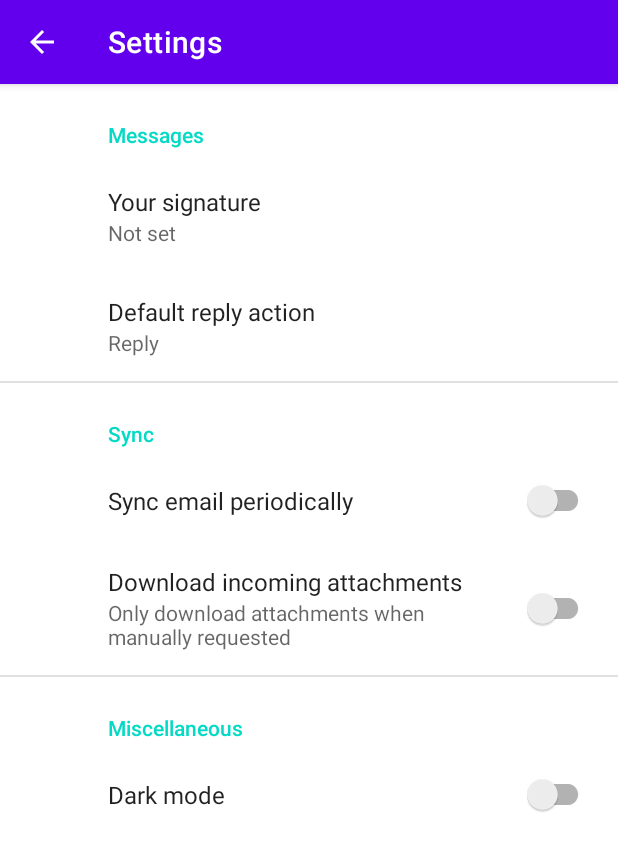
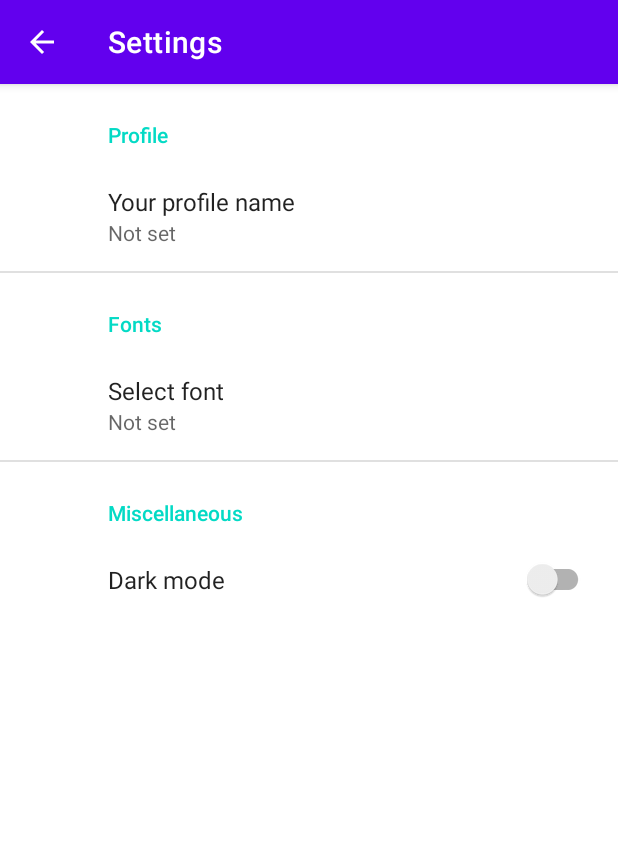
Before and after one commit to fgojkovic/Lord-of-the-rings, an Android app: the SettingsActivity screen opened directly, with no data from a screen before it, on a phone screen of 412 x 824 dp. Shown: the top 851 px of the screen. Run offline under Robolectric (Android 15) with nearby library versions, the phone set to English and light mode, and no system bars; our stand-ins replace androidx.preference.

Commit message:
Added list prefrences for fonts

```diff
--- a/app/build.gradle
+++ b/app/build.gradle
@@ -31,8 +31,8 @@ android {
 dependencies {
 
     //default implementations that came with template of activity
-    implementation 'androidx.appcompat:appcompat:1.3.0-rc01'
-    implementation 'com.google.android.material:material:1.4.0-alpha02'
+    implementation 'androidx.appcompat:appcompat:1.4.0-alpha03'
+    implementation 'com.google.android.material:material:1.4.0'
     implementation 'androidx.constraintlayout:constraintlayout:2.0.4'
     implementation 'androidx.navigation:navigation-fragment:2.3.5'
     implementation 'androidx.navigation:navigation-ui:2.3.5'
@@ -40,8 +40,8 @@ dependencies {
     implementation 'androidx.lifecycle:lifecycle-viewmodel:2.3.1'
     implementation 'androidx.preference:preference:1.1.1'
     testImplementation 'junit:junit:4.13.2'
-    androidTestImplementation 'androidx.test.ext:junit:1.1.2'
-    androidTestImplementation 'androidx.test.espresso:espresso-core:3.3.0'
+    androidTestImplementation 'androidx.test.ext:junit:1.1.3'
+    androidTestImplementation 'androidx.test.espresso:espresso-core:3.4.0'
 
 
     //Retrofit and okhttp3 implementations
@@ -55,11 +55,11 @@ dependencies {
     implementation 'androidx.viewpager2:viewpager2:1.0.0'
 
     //AdMob SDK i guess
-    implementation 'com.google.android.gms:play-services-ads:20.0.0'
+    implementation 'com.google.android.gms:play-services-ads:20.2.0'
 
     //Pagination
-    implementation "androidx.paging:paging-runtime:3.0.0-beta03"
-    testImplementation "androidx.paging:paging-common:3.0.0-beta03"
+    implementation "androidx.paging:paging-runtime:3.1.0-alpha02"
+    testImplementation "androidx.paging:paging-common:3.1.0-alpha02"
 
     //Dagger
     implementation 'com.google.dagger:dagger:2.34.1'
@@ -72,4 +72,5 @@ dependencies {
     // explicitly depend on RxJava's latest version for bug fixes and new features.
     // (see https://github.com/ReactiveX/RxJava/releases for latest 3.x.x version)
     implementation 'io.reactivex.rxjava3:rxjava:3.0.0'
+
 }
--- a/app/src/main/java/com/example/lordoftheringsapp/SettingsActivity.java
+++ b/app/src/main/java/com/example/lordoftheringsapp/SettingsActivity.java
@@ -1,15 +1,28 @@
 package com.example.lordoftheringsapp;
 
+import android.content.Context;
+import android.graphics.Typeface;
 import android.os.Bundle;
+import android.os.Handler;
+import android.provider.FontRequest;
+import android.provider.FontsContract;
 import android.view.MenuItem;
 import android.widget.Toast;
 
 import androidx.annotation.NonNull;
 import androidx.appcompat.app.ActionBar;
 import androidx.appcompat.app.AppCompatActivity;
+import androidx.preference.ListPreference;
 import androidx.preference.PreferenceFragmentCompat;
 
+import java.util.ArrayList;
+
 public class SettingsActivity extends AppCompatActivity {
+
+    private CharSequence[] fonts;
+    private Context context;
+
+    private ListPreference fontPreference;
 
     @Override
     protected void onCreate(Bundle savedInstanceState) {
@@ -25,6 +38,31 @@ public class SettingsActivity extends AppCompatActivity {
         if (actionBar != null) {
             actionBar.setDisplayHomeAsUpEnabled(true);
         }
+
+        context = getBaseContext();
+
+        Handler handler = new Handler();
+
+
+        fontPreference = new ListPreference(getApplicationContext());
+        FontRequest request = new FontRequest("com.example.fontprovider",
+                "com.example.fontprovider", "my font");
+
+        FontsContract.FontRequestCallback callback =
+                new FontsContract.FontRequestCallback() {
+                    @Override
+                    public void onTypefaceRetrieved(Typeface typeface) {
+                        // Your code to use the font goes here
+                        String typefaceString = typeface.toString();
+                    }
+
+                    @Override
+                    public void onTypefaceRequestFailed(int reason) {
+                        // Your code to deal with the failure goes here
+                        Toast.makeText(getApplicationContext(), "Typeface failed", Toast.LENGTH_SHORT).show();
+                    }
+                };
+        FontsContract.requestFonts(context, request, handler, null, callback);
 
     }
 
--- a/app/src/main/res/values/arrays.xml
+++ b/app/src/main/res/values/arrays.xml
@@ -9,4 +9,14 @@
         <item>reply</item>
         <item>reply_all</item>
     </string-array>
+
+    <string-array name="font_entries">
+        <item>Cardinal</item>
+        <item>Prince Valiant</item>
+    </string-array>
+
+    <string-array name="font_values">
+        <item>cardinal</item>
+        <item>prince</item>
+    </string-array>
 </resources>
--- a/app/src/main/res/values/strings.xml
+++ b/app/src/main/res/values/strings.xml
@@ -36,11 +36,12 @@
 
 
     <!-- Preference Titles -->
-    <string name="messages_header">Messages</string>
+    <string name="profile_header">Profile</string>
     <string name="sync_header">Sync</string>
+    <string name="fonts_header">Fonts</string>
 
     <!-- Messages Preferences -->
-    <string name="signature_title">Your signature</string>
+    <string name="profile_name">Your profile name</string>
     <string name="reply_title">Default reply action</string>
 
     <!-- Sync Preferences -->
@@ -55,6 +56,8 @@
     <string name="dark_mode">Dark mode</string>
     <!-- Theme Preferences -->
     <string name="themes">Themes</string>
+    <!--Fonts Prefrences -->
+    <string name="select_font">Select font</string>
 
 
     <string-array name="support_string_array">
--- a/app/src/main/res/xml/root_preferences.xml
+++ b/app/src/main/res/xml/root_preferences.xml
@@ -1,23 +1,17 @@
-<PreferenceScreen xmlns:app="http://schemas.android.com/apk/res-auto">
+<PreferenceScreen xmlns:app="http://schemas.android.com/apk/res-auto"
+    xmlns:android="http://schemas.android.com/apk/res/android">
 
-    <PreferenceCategory app:title="@string/messages_header">
+    <PreferenceCategory app:title="@string/profile_header">
 
         <EditTextPreference
             app:key="signature"
-            app:title="@string/signature_title"
+            app:title="@string/profile_name"
             app:useSimpleSummaryProvider="true" />
 
-        <ListPreference
-            app:defaultValue="reply"
-            app:entries="@array/reply_entries"
-            app:entryValues="@array/reply_values"
-            app:key="reply"
-            app:title="@string/reply_title"
-            app:useSimpleSummaryProvider="true" />
 
     </PreferenceCategory>
 
-    <PreferenceCategory app:title="@string/sync_header">
+   <!-- <PreferenceCategory app:title="@string/sync_header">
 
         <SwitchPreferenceCompat
             app:key="sync"
@@ -29,6 +23,19 @@
             app:summaryOff="@string/attachment_summary_off"
             app:summaryOn="@string/attachment_summary_on"
             app:title="@string/attachment_title" />
+
+    </PreferenceCategory>-->
+
+    <PreferenceCategory
+        android:title="@string/fonts_header">
+
+        <ListPreference
+            android:defaultValue="Cardinal"
+            android:key="fonts"
+            android:title="@string/select_font"
+            app:entries="@array/font_entries"
+            app:entryValues="@array/font_values"
+            app:useSimpleSummaryProvider="true"/>
 
     </PreferenceCategory>
 
```
